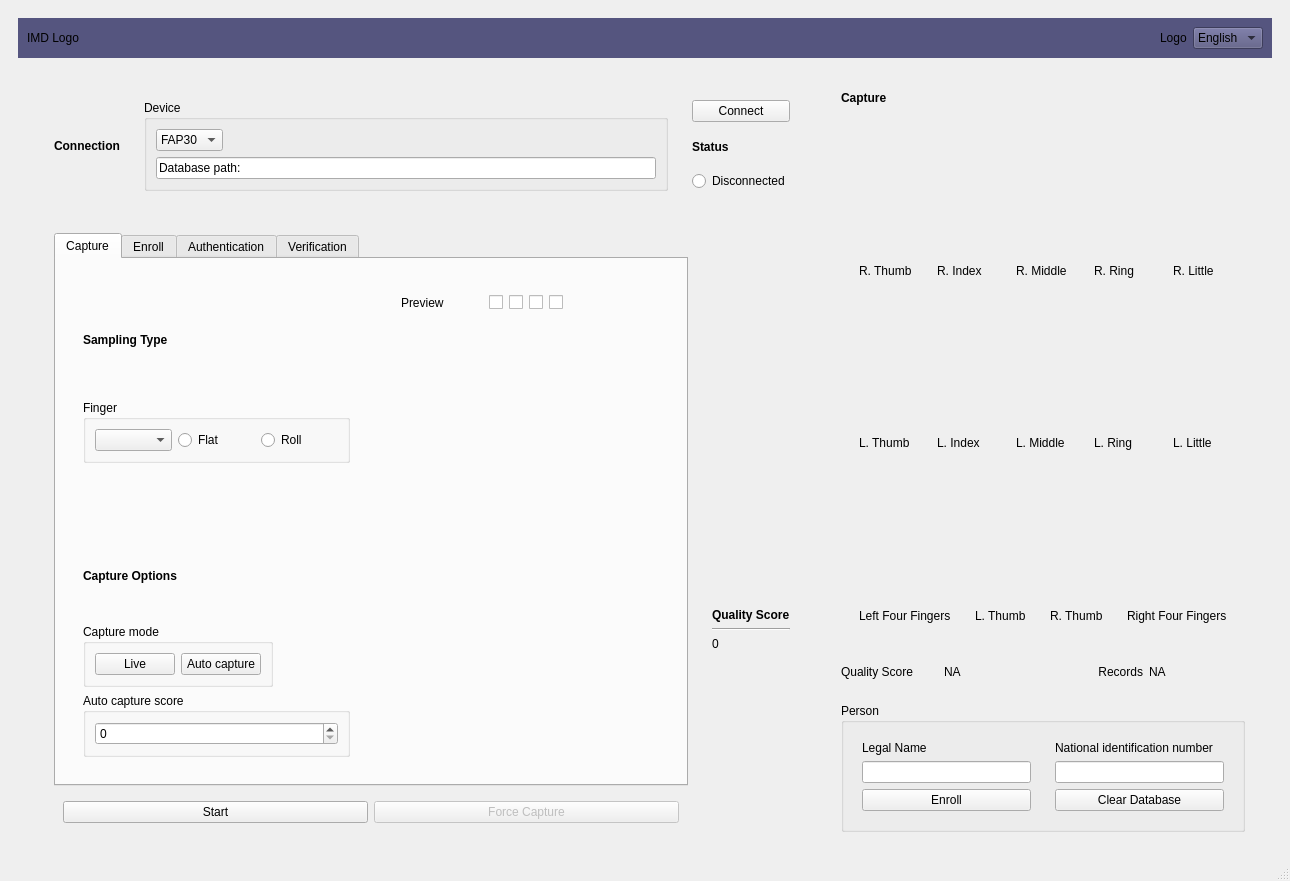
The window that mainwindow.ui (jsebgiraldo/USB-Fingerprint-fap50) describes before a commit, drawn with Qt 5.
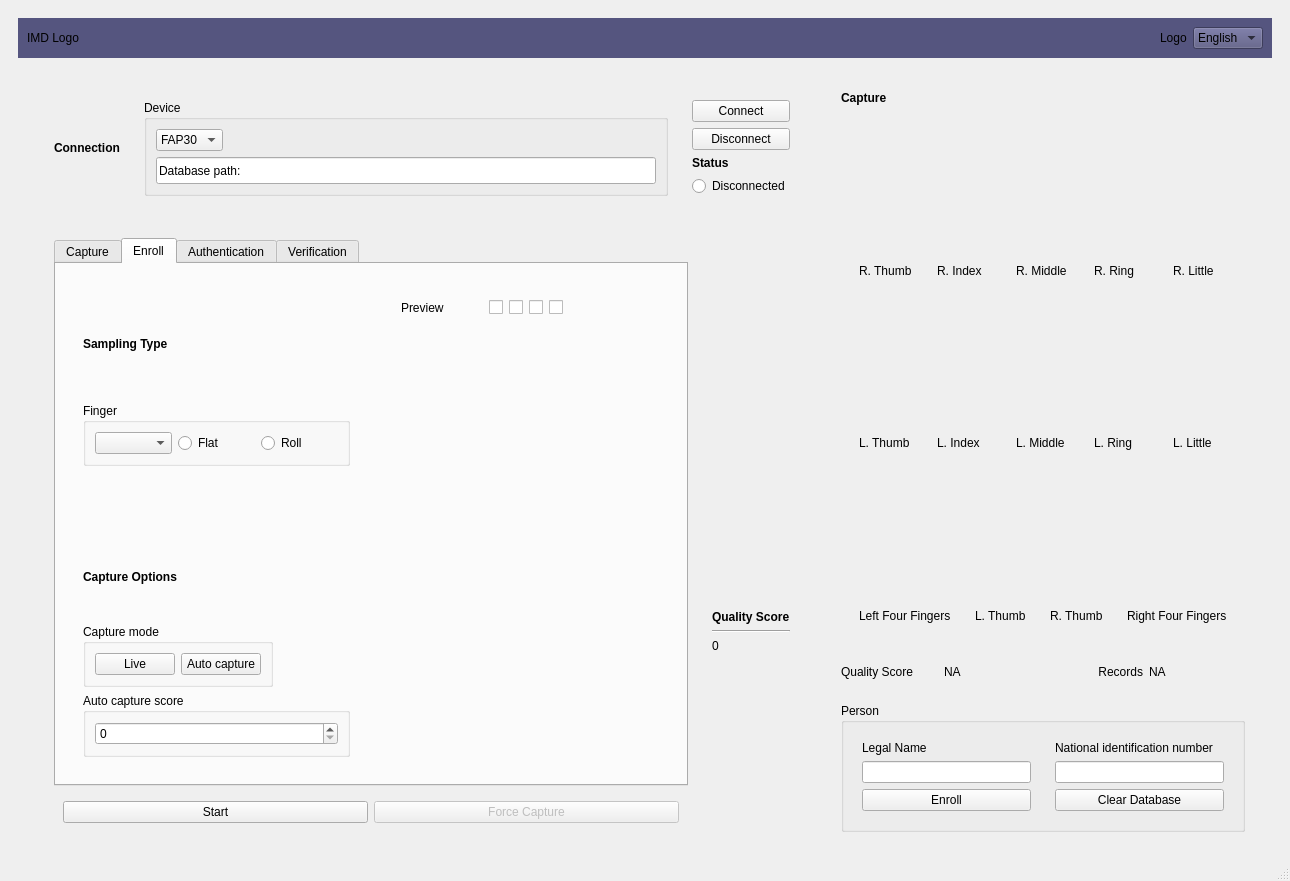
The same window after the commit.

Patch:
```diff
--- a/mainwindow.ui
+++ b/mainwindow.ui
@@ -197,6 +197,13 @@
                      </property>
                     </widget>
                    </item>
+                   <item>
+                    <widget class="QPushButton" name="DisconnectButton">
+                     <property name="text">
+                      <string>Disconnect</string>
+                     </property>
+                    </widget>
+                   </item>
                    <item>
                     <widget class="QLabel" name="label_4">
                      <property name="font">
@@ -248,10 +255,15 @@
                      <property name="currentIndex">
                       <number>0</number>
                      </property>
-                     <widget class="QWidget" name="tab">
+                     <widget class="QWidget" name="tab_4">
                       <attribute name="title">
                        <string>Capture</string>
                       </attribute>
+                     </widget>
+                     <widget class="QWidget" name="tab">
+                      <attribute name="title">
+                       <string>Enroll</string>
+                      </attribute>
                       <layout class="QHBoxLayout" name="horizontalLayout_6">
                        <item>
                         <widget class="QWidget" name="widget_14" native="true">
@@ -460,11 +472,6 @@
                        </item>
                       </layout>
                      </widget>
-                     <widget class="QWidget" name="tab_4">
-                      <attribute name="title">
-                       <string>Enroll</string>
-                      </attribute>
-                     </widget>
                      <widget class="QWidget" name="tab_3">
                       <attribute name="title">
                        <string>Authentication</string>
```
Left out of the diff: 8 changed lines with no effect on the pictures.
